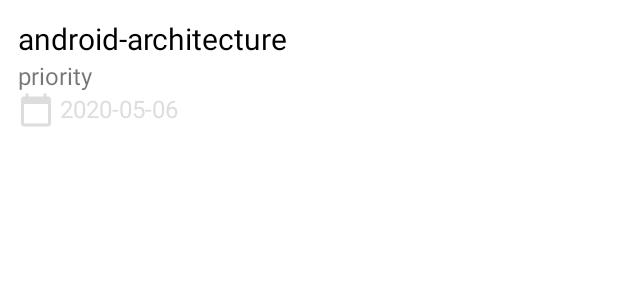
After one commit to priyadharshini-r-coder/LearningProject, an Android app: the layout item_layout.xml on its own in the app's theme, with its tools: preview values and no code run, on a phone screen of 412 x 824 dp. The commit adds this screen. Shown: the top 300 px of the screen. Run offline under Robolectric (Android 15) with nearby library versions, the phone set to English and light mode, and no system bars.

Commit message:
data store

```diff
--- a/app/build.gradle
+++ b/app/build.gradle
@@ -1,6 +1,7 @@
 plugins {
     id 'com.android.application'
     id 'com.google.gms.google-services'
+    id 'kotlin-android'
 
 }
 
@@ -129,5 +130,10 @@ dependencies {
     implementation 'com.facebook.android:facebook-login:4.40.0'
     implementation 'com.github.medyo:fancybuttons:1.9.1'
 
+    implementation "androidx.datastore:datastore-preferences:1.0.0"
+    implementation "androidx.lifecycle:lifecycle-runtime-ktx:2.4.1"
+    implementation "androidx.lifecycle:lifecycle-viewmodel-ktx:2.4.1"
+    implementation "androidx.lifecycle:lifecycle-livedata-ktx:2.4.1"
+
 
 }
--- /dev/null
+++ b/app/src/main/res/drawable/ic_baseline_calendar_today_24.xml
@@ -0,0 +1,10 @@
+<vector xmlns:android="http://schemas.android.com/apk/res/android"
+    android:width="24dp"
+    android:height="24dp"
+    android:viewportWidth="24"
+    android:viewportHeight="24"
+    android:tint="?attr/colorControlNormal">
+    <path
+        android:fillColor="@android:color/white"
+        android:pathData="M20,3h-1L19,1h-2v2L7,3L7,1L5,1v2L4,3c-1.1,0 -2,0.9 -2,2v16c0,1.1 0.9,2 2,2h16c1.1,0 2,-0.9 2,-2L22,5c0,-1.1 -0.9,-2 -2,-2zM20,21L4,21L4,8h16v13z"/>
+</vector>
--- /dev/null
+++ b/app/src/main/res/layout/item_layout.xml
@@ -0,0 +1,45 @@
+<?xml version="1.0" encoding="utf-8"?>
+<androidx.constraintlayout.widget.ConstraintLayout xmlns:android="http://schemas.android.com/apk/res/android"
+    xmlns:tools="http://schemas.android.com/tools"
+    android:layout_width="match_parent"
+    android:layout_height="wrap_content"
+    xmlns:app="http://schemas.android.com/apk/res-auto"
+    android:paddingHorizontal="@dimen/row_item_margin_horizontal"
+    android:paddingVertical="@dimen/row_item_margin_vertical"
+    tools:ignore="UnusedAttribute">
+
+    <TextView
+        android:id="@+id/task"
+        android:layout_width="0dp"
+        android:layout_height="wrap_content"
+        android:textColor="@color/black"
+        android:textSize="@dimen/task_size"
+        app:layout_constraintStart_toStartOf="parent"
+        app:layout_constraintTop_toTopOf="parent"
+        app:layout_constraintEnd_toEndOf="parent"
+        tools:text="android-architecture" />
+
+    <TextView
+        android:id="@+id/priority"
+        android:layout_width="0dp"
+        android:layout_height="wrap_content"
+        android:textSize="@dimen/task_details_size"
+        app:layout_constraintStart_toStartOf="parent"
+        app:layout_constraintTop_toBottomOf="@id/task"
+        app:layout_constraintEnd_toEndOf="parent"
+        tools:text="priority" />
+
+    <TextView
+        android:id="@+id/deadline"
+        android:layout_width="0dp"
+        android:layout_height="wrap_content"
+        android:textSize="@dimen/task_details_size"
+        android:textColor="@color/greyAlpha"
+        app:drawableTint="@color/greyAlpha"
+        app:layout_constraintStart_toStartOf="parent"
+        app:layout_constraintTop_toBottomOf="@id/priority"
+        app:layout_constraintEnd_toEndOf="parent"
+        app:drawableStartCompat="@drawable/ic_baseline_calendar_today_24"
+        android:drawablePadding="4dp"
+        tools:text="2020-05-06" />
+</androidx.constraintlayout.widget.ConstraintLayout>
--- a/app/src/main/res/values/dimens.xml
+++ b/app/src/main/res/values/dimens.xml
@@ -13,6 +13,10 @@
     <dimen name="spacing_xxlarge">50dp</dimen>
     <dimen name="spacing_xxxlarge">55dp</dimen>
     <dimen name="appbar_padding_top">8dp</dimen>
+    <dimen name="row_item_margin_vertical">12dp</dimen>
+    <dimen name="row_item_margin_horizontal">12dp</dimen>
+    <dimen name="task_size">20sp</dimen>
+    <dimen name="task_details_size">16sp</dimen>
     <!--<dimen name="activity_horizontal_margin">16dp</dimen>
     <dimen name="activity_vertical_margin">16dp</dimen>
     <dimen name="nav_header_vertical_spacing">8dp</dimen>
--- a/app/src/main/res/values/strings.xml
+++ b/app/src/main/res/values/strings.xml
@@ -89,6 +89,10 @@
     <string name="menu_slideshow">Slideshow</string>
     <string name="nav_home">nav</string>
     <string name="nav_history">Nav_history</string>
+    <string name="priority">Priority</string>
+    <string name="deadline">DeadLine</string>
+    <string name="show_completed">ShowCompleted</string>
+    <string name="priority_value">Priority value</string>
 
     <dimen name="activity_horizontal_margin">16dp</dimen>
     <dimen name="activity_vertical_margin">16dp</dimen>
--- a/build.gradle
+++ b/build.gradle
@@ -7,6 +7,7 @@ buildscript {
     dependencies {
         classpath "com.android.tools.build:gradle:7.0.3"
         classpath 'com.google.gms:google-services:4.3.10'
+        classpath 'org.jetbrains.kotlin:kotlin-gradle-plugin:1.5.20'
 
 
         // NOTE: Do not place your application dependencies here; they belong
```
Also changed, not shown: app/src/main/AndroidManifest.xml (+7 -10 lines), app/src/main/java/com/example/learningproject/datastore/Task.kt (added, +11 -0 lines), app/src/main/java/com/example/learningproject/datastore/TaskActivity.kt (added, +64 -0 lines), app/src/main/java/com/example/learningproject/datastore/TaskAdapter.kt (added, +35 -0 lines), app/src/main/java/com/example/learningproject/datastore/TaskRepository.kt (added, +48 -0 lines), app/src/main/java/com/example/learningproject/datastore/TaskViewHolder.kt (added, +60 -0 lines), app/src/main/java/com/example/learningproject/datastore/TaskViewModel.kt (added, +81 -0 lines), app/src/main/java/com/example/learningproject/datastore/UserPreferenceRepository.kt (added, +98 -0 lines), app/src/main/res/drawable/ic_baseline_filter_list_24.xml (added, +10 -0 lines), app/src/main/res/layout/activity_task.xml (added, +98 -0 lines), app/src/main/res/values/colors.xml (+8 -0 lines).
